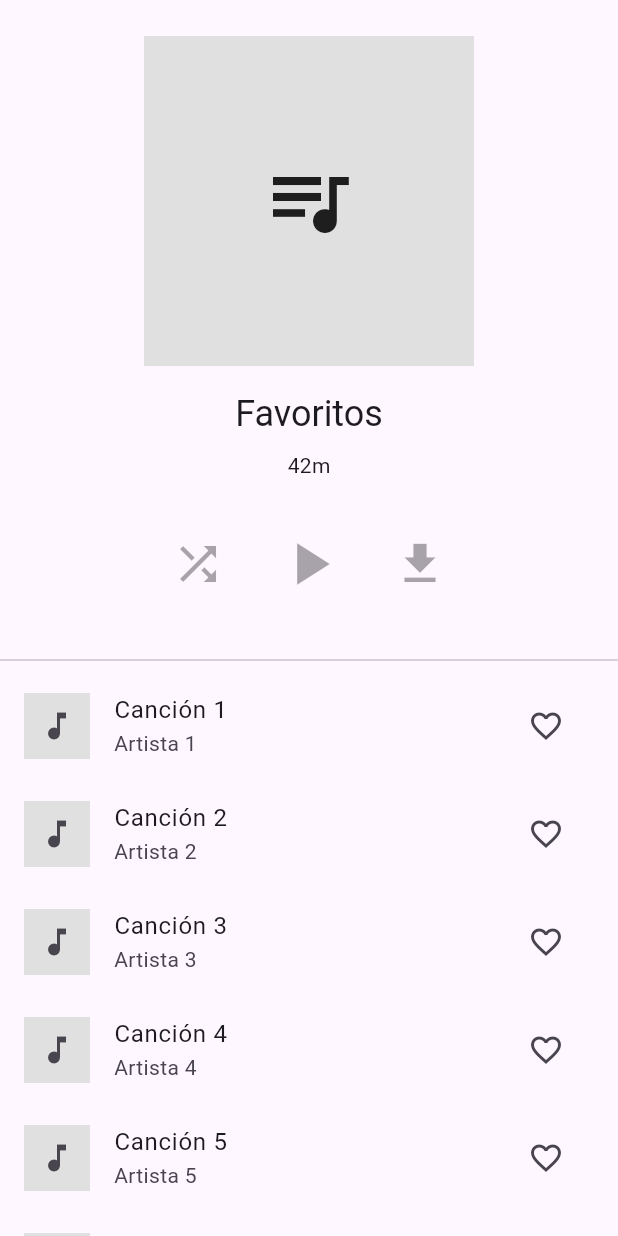
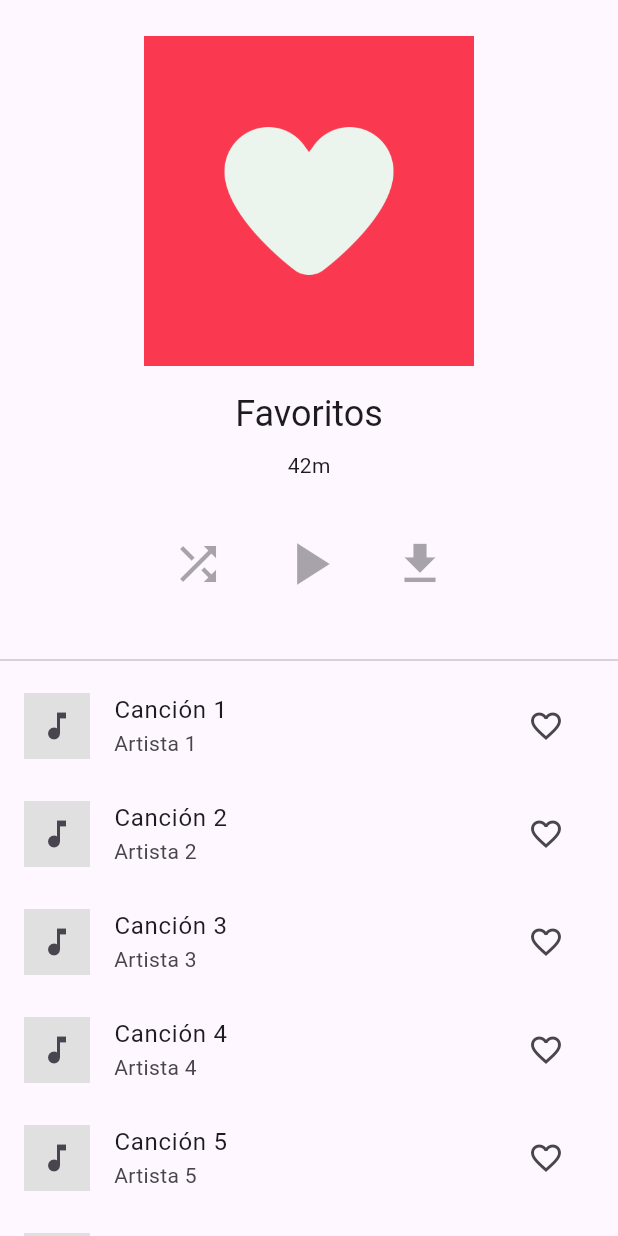
Before and after one commit to Nexora-Labs-Co/Harmony, a Flutter app: the PlaylistScreen widget shown alone on an empty page, opened directly, on a phone screen of 412 x 824 dp. Run offline on Flutter 3.47's test engine with Material 3 defaults, Android fonts, the phone set to English and light mode, and no system bars; missing offline and left inert: metadata_god, xora; network calls fail; statements that could not run were skipped.

Commit message:
feat(one): use asset covers for local and favorites

```diff
--- a/lib/src/screens/one/favorites_screen.dart
+++ b/lib/src/screens/one/favorites_screen.dart
@@ -7,9 +7,10 @@ class FavoritesScreen extends StatelessWidget {
 
   @override
   Widget build(BuildContext context) {
-    return const PlaylistScreen(
+    return PlaylistScreen(
       title: 'Favoritos',
-      totalDuration: Duration(minutes: 42),
+      cover: Image.asset('assets/Logo-Favoritos.png', fit: BoxFit.cover),
+      totalDuration: const Duration(minutes: 42),
     );
   }
 }
--- a/lib/src/screens/one/playlist_screen.dart
+++ b/lib/src/screens/one/playlist_screen.dart
@@ -1,4 +1,7 @@
 import 'package:flutter/material.dart';
+
+import 'package:harmony/src/models/local_track.dart';
+import 'package:harmony/src/shared/widgets/cached_artwork.dart';
 
 class PlaylistScreen extends StatefulWidget {
   const PlaylistScreen({
@@ -6,6 +9,7 @@ class PlaylistScreen extends StatefulWidget {
     required this.title,
     this.cover,
     this.totalDuration = Duration.zero,
+    this.tracks,
     this.onPlay,
     this.onShuffle,
     this.onDownload,
@@ -14,6 +18,7 @@ class PlaylistScreen extends StatefulWidget {
   final String title;
   final Widget? cover;
   final Duration totalDuration;
+  final List<LocalTrack>? tracks;
   final VoidCallback? onPlay;
   final VoidCallback? onShuffle;
   final VoidCallback? onDownload;
@@ -34,6 +39,8 @@ class _PlaylistScreenState extends State<PlaylistScreen> {
 
   @override
   Widget build(BuildContext context) {
+    final tracks = widget.tracks;
+    final count = tracks != null ? tracks.length : 20;
     return Column(
       children: [
         Padding(
@@ -70,9 +77,40 @@ class _PlaylistScreenState extends State<PlaylistScreen> {
         const Divider(),
         Expanded(
           child: ListView.builder(
-            itemCount: 20,
+            itemCount: count,
             itemBuilder: (context, index) {
               final isFav = _favorites.contains(index);
+              if (tracks != null && tracks.isNotEmpty) {
+                final t = tracks[index];
+                return ListTile(
+                  leading: CachedArtwork(
+                    path: t.coverPath,
+                    width: 44,
+                    height: 44,
+                    borderRadius: BorderRadius.circular(6),
+                    fallback: Container(
+                      width: 44,
+                      height: 44,
+                      color: Colors.grey.shade300,
+                      child: const Icon(Icons.music_note),
+                    ),
+                  ),
+                  title: Text(t.title),
+                  subtitle: Text(t.artist),
+                  trailing: IconButton(
+                    icon: Icon(isFav ? Icons.favorite : Icons.favorite_border),
+                    onPressed: () {
+                      setState(() {
+                        if (isFav) {
+                          _favorites.remove(index);
+                        } else {
+                          _favorites.add(index);
+                        }
+                      });
+                    },
+                  ),
+                );
+              }
               return ListTile(
                 leading: Container(
                   width: 44,
--- a/pubspec.yaml
+++ b/pubspec.yaml
@@ -58,6 +58,9 @@ dev_dependencies:
 
 # The following section is specific to Flutter packages.
 flutter:
+  assets:
+    - assets/Logo-Local.png
+    - assets/Logo-Favoritos.png
 
   # The following line ensures that the Material Icons font is
   # included with your application, so that you can use the icons in
```
Also changed, not shown: lib/src/screens/one/local_screen.dart (added, +28 -0 lines), lib/src/screens/one/playlists_screen.dart (+31 -44 lines), assets/Logo-Favoritos.png (added), assets/Logo-Local.png (added).
